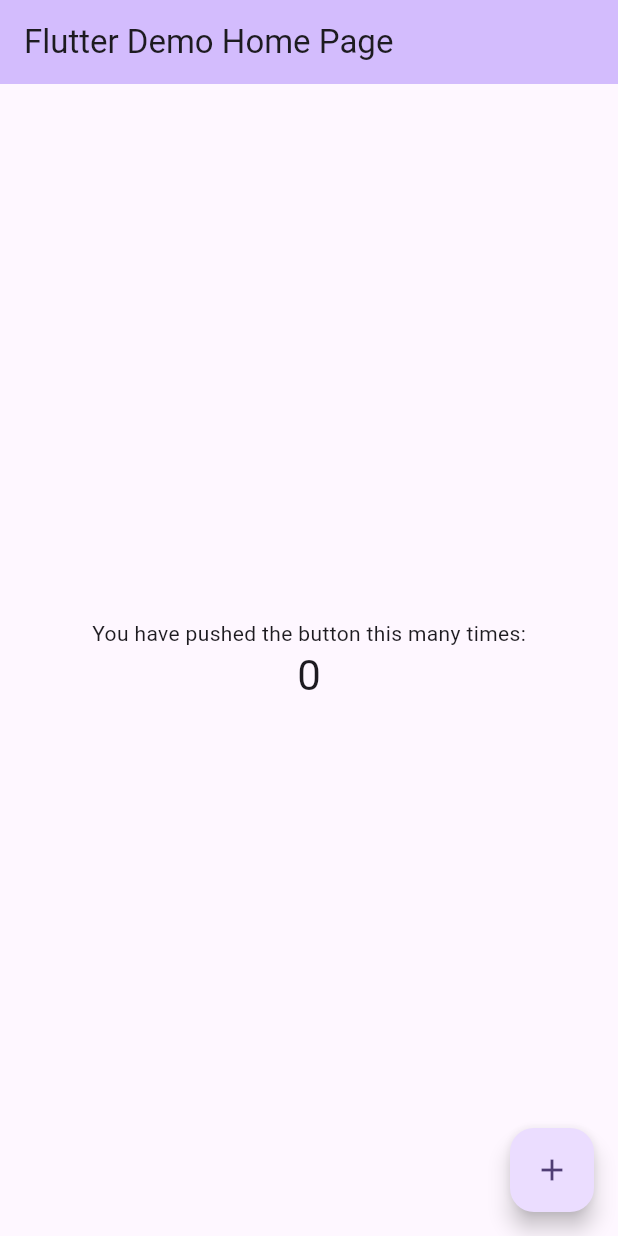
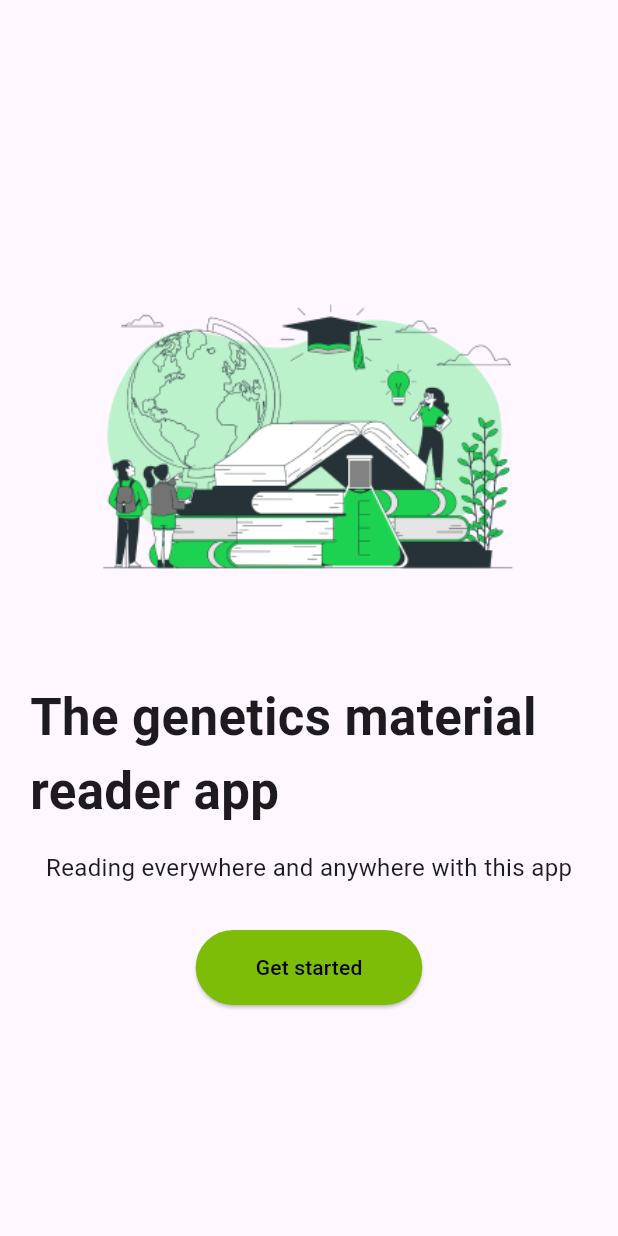
Before and after one commit to shevynuralviani/PBL-IF-31--Aplikasi-Mobile-untuk-media-belajar-sekolah, a Flutter app: the screen it shows after launch, on a phone screen of 412 x 824 dp. Run offline on Flutter 3.47's test engine with Material 3 defaults, Android fonts, the phone set to English and light mode, and no system bars; Roboto replaces fonts that are missing (Poppins).

```diff
--- a/lib/main.dart
+++ b/lib/main.dart
@@ -1,4 +1,5 @@
 import 'package:flutter/material.dart';
+import 'package:genetika_app/screen/login/started.dart';
 
 void main() {
   runApp(const MyApp());
@@ -11,115 +12,9 @@ class MyApp extends StatelessWidget {
   @override
   Widget build(BuildContext context) {
     return MaterialApp(
-      title: 'Flutter Demo',
-      theme: ThemeData(
-        // This is the theme of your application.
-        //
-        // TRY THIS: Try running your application with "flutter run". You'll see
-        // the application has a purple toolbar. Then, without quitting the app,
-        // try changing the seedColor in the colorScheme below to Colors.green
-        // and then invoke "hot reload" (save your changes or press the "hot
-        // reload" button in a Flutter-supported IDE, or press "r" if you used
-        // the command line to start the app).
-        //
-        // Notice that the counter didn't reset back to zero; the application
-        // state is not lost during the reload. To reset the state, use hot
-        // restart instead.
-        //
-        // This works for code too, not just values: Most code changes can be
-        // tested with just a hot reload.
-        colorScheme: ColorScheme.fromSeed(seedColor: Colors.deepPurple),
-        useMaterial3: true,
-      ),
-      home: const MyHomePage(title: 'Flutter Demo Home Page'),
+      debugShowCheckedModeBanner: false,
+      theme: ThemeData(fontFamily: 'Poppins'),
+      home: StartedScreen(),
     );
   }
 }
-
-class MyHomePage extends StatefulWidget {
-  const MyHomePage({super.key, required this.title});
-
-  // This widget is the home page of your application. It is stateful, meaning
-  // that it has a State object (defined below) that contains fields that affect
-  // how it looks.
-
-  // This class is the configuration for the state. It holds the values (in this
-  // case the title) provided by the parent (in this case the App widget) and
-  // used by the build method of the State. Fields in a Widget subclass are
-  // always marked "final".
-
-  final String title;
-
-  @override
-  State<MyHomePage> createState() => _MyHomePageState();
-}
-
-class _MyHomePageState extends State<MyHomePage> {
-  int _counter = 0;
-
-  void _incrementCounter() {
-    setState(() {
-      // This call to setState tells the Flutter framework that something has
-      // changed in this State, which causes it to rerun the build method below
-      // so that the display can reflect the updated values. If we changed
-      // _counter without calling setState(), then the build method would not be
-      // called again, and so nothing would appear to happen.
-      _counter++;
-    });
-  }
-
-  @override
-  Widget build(BuildContext context) {
-    // This method is rerun every time setState is called, for instance as done
-    // by the _incrementCounter method above.
-    //
-    // The Flutter framework has been optimized to make rerunning build methods
-    // fast, so that you can just rebuild anything that needs updating rather
-    // than having to individually change instances of widgets.
-    return Scaffold(
-      appBar: AppBar(
-        // TRY THIS: Try changing the color here to a specific color (to
-        // Colors.amber, perhaps?) and trigger a hot reload to see the AppBar
-        // change color while the other colors stay the same.
-        backgroundColor: Theme.of(context).colorScheme.inversePrimary,
-        // Here we take the value from the MyHomePage object that was created by
-        // the App.build method, and use it to set our appbar title.
-        title: Text(widget.title),
-      ),
-      body: Center(
-        // Center is a layout widget. It takes a single child and positions it
-        // in the middle of the parent.
-        child: Column(
-          // Column is also a layout widget. It takes a list of children and
-          // arranges them vertically. By default, it sizes itself to fit its
-          // children horizontally, and tries to be as tall as its parent.
-          //
-          // Column has various properties to control how it sizes itself and
-          // how it positions its children. Here we use mainAxisAlignment to
-          // center the children vertically; the main axis here is the vertical
-          // axis because Columns are vertical (the cross axis would be
-          // horizontal).
-          //
-          // TRY THIS: Invoke "debug painting" (choose the "Toggle Debug Paint"
-          // action in the IDE, or press "p" in the console), to see the
-          // wireframe for each widget.
-          mainAxisAlignment: MainAxisAlignment.center,
-          children: <Widget>[
-            const Text(
-              'You have pushed the button this many times:',
-            ),
-            Text(
-              '$_counter',
-              style: Theme.of(context).textTheme.headlineMedium,
-            ),
-          ],
-        ),
-      ),
-      floatingActionButton: FloatingActionButton(
-        onPressed: _incrementCounter,
-        tooltip: 'Increment',
-        child: const Icon(Icons.add),
-      ), // This trailing comma makes auto-formatting nicer for build methods.
-    );
-  }
-}
--- /dev/null
+++ b/lib/screen/login/started.dart
@@ -0,0 +1,53 @@
+import 'package:flutter/material.dart';
+
+class StartedScreen extends StatelessWidget {
+  @override
+  Widget build(BuildContext context) {
+    return Scaffold(
+      body: Center(
+        child: Container(
+          // Tambahkan Container di sini
+          padding: EdgeInsets.symmetric(horizontal: 20), // Atur padding di sini
+          child: Column(
+            mainAxisAlignment: MainAxisAlignment.center,
+            children: [
+              Image.asset(
+                'assets/images/get_start.png', // Ganti dengan path gambar Anda
+                height: 280,
+                width: 280,
+              ),
+              SizedBox(height: 20),
+              Text(
+                'The genetics material reader app',
+                style: TextStyle(
+                  fontSize: 34,
+                  fontWeight: FontWeight.w700,
+                ),
+              ),
+              SizedBox(height: 15),
+              Text(
+                'Reading everywhere and anywhere with this app',
+                style: TextStyle(fontSize: 16),
+              ),
+              SizedBox(height: 30),
+              ElevatedButton(
+                onPressed: () {
+                  Navigator.pushNamed(
+                      context, '/login'); // Navigasi ke halaman login
+                },
+                style: ElevatedButton.styleFrom(
+                  backgroundColor: Color(0xFF7DBD07), // Use backgroundColor
+                  padding: EdgeInsets.symmetric(
+                      horizontal: 40,
+                      vertical: 15), // Tambahkan padding di sini
+                  foregroundColor: Colors.black, // Set text color to black
+                ),
+                child: Text('Get started'),
+              )
+            ],
+          ),
+        ),
+      ),
+    );
+  }
+}
--- a/pubspec.yaml
+++ b/pubspec.yaml
@@ -61,7 +61,7 @@ flutter:
 
   # To add assets to your application, add an assets section, like this:
   assets:
-    - images/
+    - assets/images/get_start.png
   #   - images/a_dot_burr.jpeg
   #   - images/a_dot_ham.jpeg
 
```
Also changed, not shown: assets/images/get_start.png (added).
